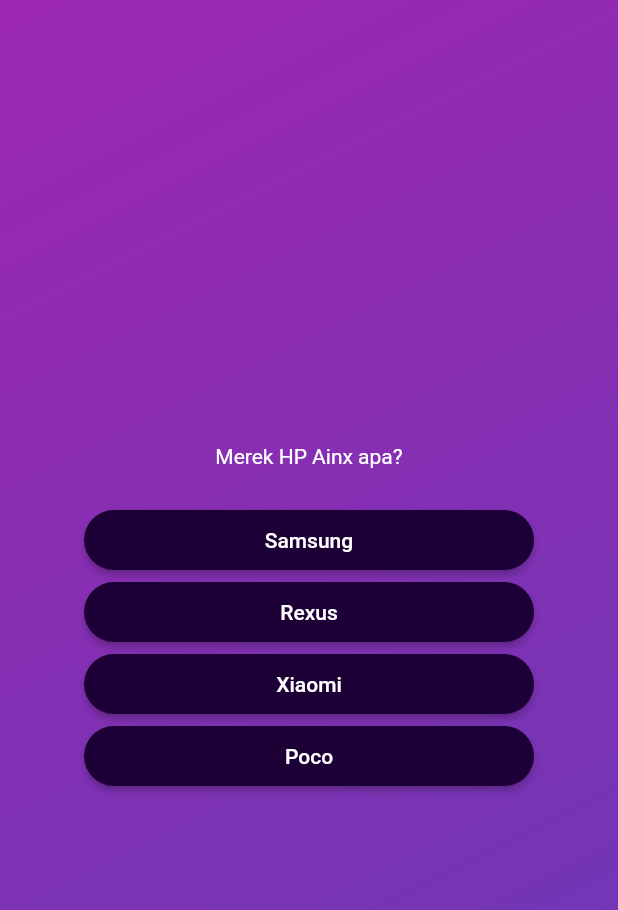
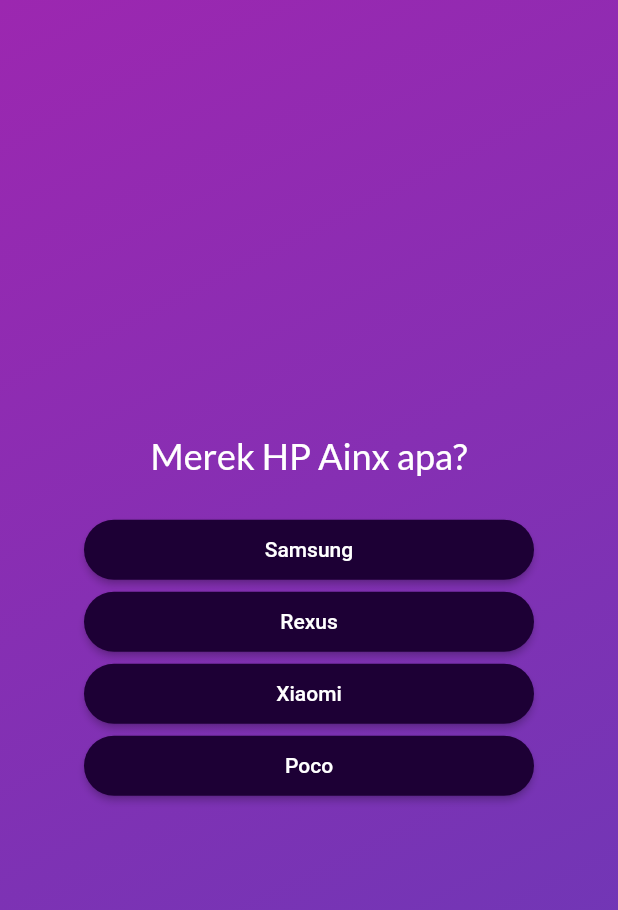
Before and after one commit to FajarRAP/advanced_basics_flutter, a Flutter app: the screen it shows after launch, after a tap on "Mulai Kuis", on a phone screen of 412 x 824 dp. Shown: the top 910 px of the screen. Run offline on Flutter 3.47's test engine with Material 2 defaults, Android fonts, the phone set to English and light mode, and no system bars; our stand-ins replace google_fonts.

Commit message:
tambah font google, fix index list, simpan jawaban

```diff
--- a/lib/kuis.dart
+++ b/lib/kuis.dart
@@ -1,3 +1,4 @@
+import 'package:advanced_basics/data/data_soal.dart';
 import 'package:advanced_basics/layar_pertanyaan.dart';
 import 'package:flutter/material.dart';
 import 'package:advanced_basics/layar_pertama.dart';
@@ -12,6 +13,18 @@ class Kuis extends StatefulWidget {
 
 class _KuisState extends State<Kuis> {
   String layarAktif = "layar_awal";
+  final List<String> daftarJawaban = [];
+
+  void tambahJawabanKeList(String jawaban) {
+    daftarJawaban.add(jawaban);
+
+    if (daftarJawaban.length == pertanyaan.length) {
+      setState(() {
+        daftarJawaban.clear();
+        layarAktif = "layar_awal";
+      });
+    }
+  }
 
   void gantiLayar() {
     setState(() {
@@ -31,8 +44,8 @@ class _KuisState extends State<Kuis> {
                 end: Alignment.bottomRight),
           ),
           child: layarAktif != "layar_awal"
-              ? const LayarPertanyaan()
-              : LayarPertama(gantiLayar),
+              ? LayarPertanyaan(onPilih: tambahJawabanKeList)
+              : LayarPertama(gantiLayar: gantiLayar),
         ),
       ),
     );
--- a/lib/layar_pertama.dart
+++ b/lib/layar_pertama.dart
@@ -1,7 +1,8 @@
 import 'package:flutter/material.dart';
+import 'package:google_fonts/google_fonts.dart';
 
 class LayarPertama extends StatelessWidget {
-  const LayarPertama(this.gantiLayar, {super.key});
+  const LayarPertama({super.key, required this.gantiLayar});
 
   final void Function() gantiLayar;
 
@@ -17,9 +18,12 @@ class LayarPertama extends StatelessWidget {
             color: const Color.fromARGB(180, 255, 255, 255),
           ),
           const SizedBox(height: 50),
-          const Text(
+          Text(
             "Belajar Flutter dengan menyenangkan",
-            style: TextStyle(color: Colors.white, fontSize: 28),
+            style: GoogleFonts.lato(
+              color: Colors.white,
+              fontSize: 28,
+            ),
             textAlign: TextAlign.center,
           ),
           const SizedBox(height: 30),
--- a/lib/layar_pertanyaan.dart
+++ b/lib/layar_pertanyaan.dart
@@ -1,9 +1,11 @@
 import 'package:advanced_basics/tombol_jawaban.dart';
 import 'package:flutter/material.dart';
 import 'package:advanced_basics/data/data_soal.dart';
+import 'package:google_fonts/google_fonts.dart';
 
 class LayarPertanyaan extends StatefulWidget {
-  const LayarPertanyaan({super.key});
+  const LayarPertanyaan({super.key, required this.onPilih});
+  final void Function(String pilih) onPilih;
   @override
   State<LayarPertanyaan> createState() {
     return _LayarPertanyaanState();
@@ -11,6 +13,15 @@ class LayarPertanyaan extends StatefulWidget {
 }
 
 class _LayarPertanyaanState extends State<LayarPertanyaan> {
+  int nomorPertanyaan = 0;
+
+  void tombol(String pilih) {
+    widget.onPilih(pilih);
+    setState(() {
+      nomorPertanyaan++;
+    });
+  }
+
   @override
   Widget build(context) {
     return SizedBox(
@@ -19,14 +30,20 @@ class _LayarPertanyaanState extends State<LayarPertanyaan> {
         mainAxisAlignment: MainAxisAlignment.center,
         children: [
           Text(
-            pertanyaan[0].soal,
-            style: const TextStyle(
+            pertanyaan[nomorPertanyaan].soal,
+            style: GoogleFonts.lato(
               color: Colors.white,
+              fontSize: 24,
             ),
           ),
           const SizedBox(height: 24),
-          ...pertanyaan[0].getOpsiJawabanAcak().map((opsi) {
-            return TombolJawaban(tombolnya: () {}, opsiJawaban: opsi);
+          ...pertanyaan[nomorPertanyaan].getOpsiJawabanAcak().map((opsi) {
+            return TombolJawaban(
+              tombolnya: () {
+                tombol(opsi);
+              },
+              opsiJawaban: opsi,
+            );
           }),
         ],
       ),
--- a/lib/tombol_jawaban.dart
+++ b/lib/tombol_jawaban.dart
@@ -26,7 +26,10 @@ class TombolJawaban extends StatelessWidget {
         ),
         minimumSize: const Size(300, 40),
       ),
-      child: Text(opsiJawaban),
+      child: Text(
+        opsiJawaban,
+        textAlign: TextAlign.center,
+      ),
     );
   }
 }
--- a/pubspec.yaml
+++ b/pubspec.yaml
@@ -35,6 +35,7 @@ dependencies:
   # The following adds the Cupertino Icons font to your application.
   # Use with the CupertinoIcons class for iOS style icons.
   cupertino_icons: ^1.0.2
+  google_fonts: ^5.1.0
 
 dev_dependencies:
   flutter_test:
```
Also changed, not shown: pubspec.lock, 1 other file.
